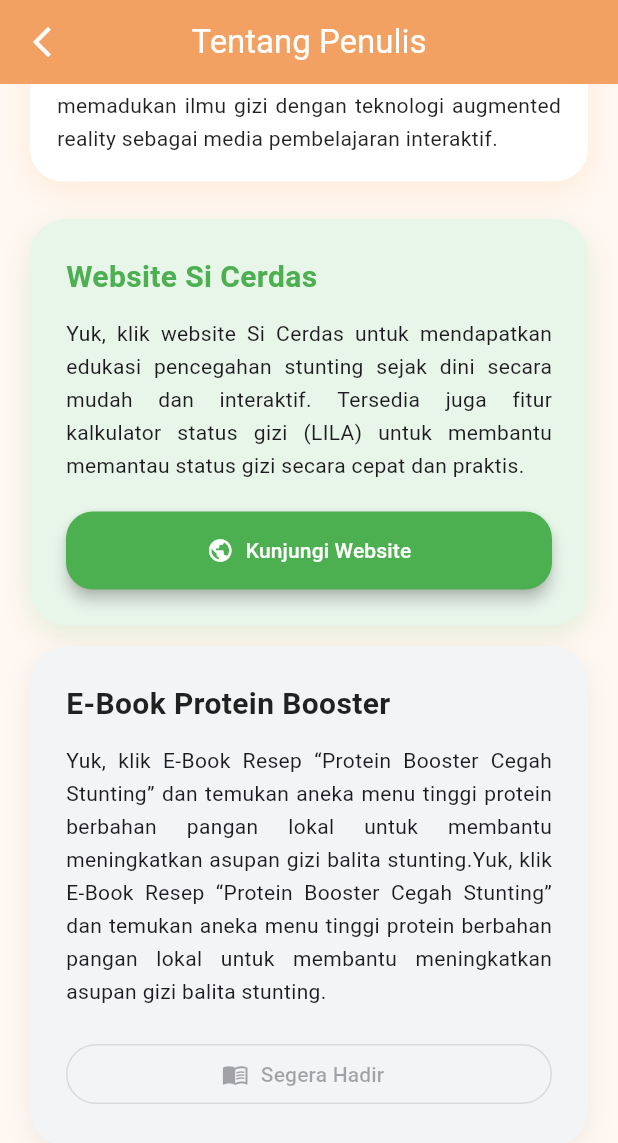
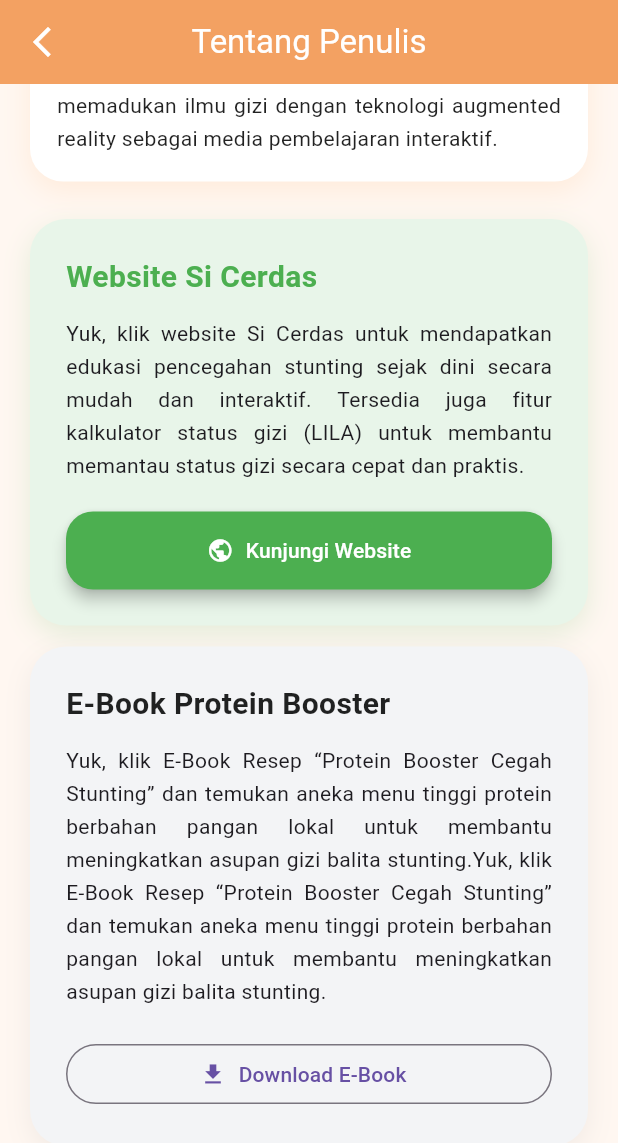
Before and after one commit to achfairuz/pregnant_education, a Flutter app: the AboutPage screen opened by its route, scrolled down 808 dp, on a phone screen of 412 x 824 dp. Shown: the top 1143 px of the screen. Run offline on Flutter 3.47's test engine with Material 3 defaults, Android fonts, the phone set to English and light mode, and no system bars; our stand-ins replace flutter_html, flutter_tts, go_router, image_picker, permission_handler, shared_preferences and 2 more; missing offline and left inert: flutter_3d_controller, flutter_html_table, google_mlkit_barcode_scanning, qr_code_scanner_plus, saver_gallery; accounts and stored records are empty; network calls fail.

```diff
--- a/lib/features/pages/about/about_page.dart
+++ b/lib/features/pages/about/about_page.dart
@@ -211,9 +211,11 @@ class AboutPage extends StatelessWidget {
           SizedBox(
             width: double.infinity,
             child: OutlinedButton.icon(
-              onPressed: null,
-              icon: Icon(Icons.menu_book),
-              label: Text("Segera Hadir"),
+              onPressed: () => _launchURL(
+                "https://drive.google.com/drive/folders/1vzMxUZQYuHNk_xtG3arQC1D2LkqGr-aL",
+              ),
+              icon: const Icon(Icons.download),
+              label: const Text("Download E-Book"),
             ),
           ),
         ],
```
Also changed, not shown: lib/features/pages/scan/scan_page.dart (+12 -8 lines), lib/shared/helpers/tts_helper.dart (+7 -1 lines), assets/images/icons/10.png, 1 other file.
